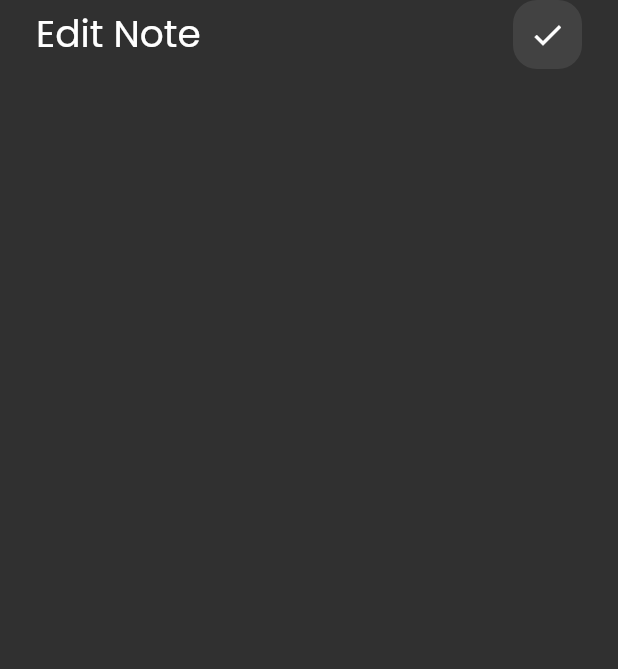
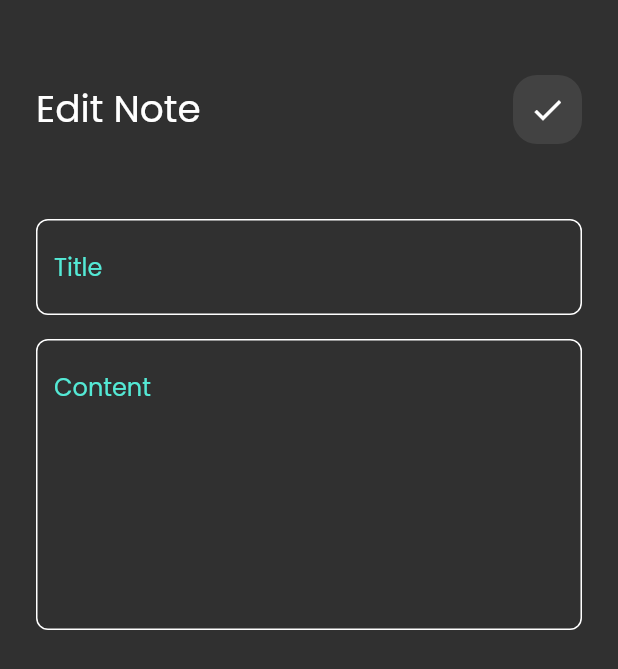
Before and after one commit to Dina266/Notes_app, a Flutter app: the screen it shows after launch, after a tap on "Flutter tips", on a phone screen of 412 x 824 dp. Shown: the top 669 px of the screen. Run offline on Flutter 3.47's test engine with Material 2 defaults, Android fonts, the phone set to English and light mode, and no system bars.

Commit message:
edit notes ui done

```diff
--- a/lib/widgets/edit_note_body.dart
+++ b/lib/widgets/edit_note_body.dart
@@ -1,19 +1,26 @@
 import 'package:flutter/material.dart';
 import 'package:notes_app/widgets/custom_app_bar.dart';
+import 'package:notes_app/widgets/custom_text_field.dart';
 
 class EditNoteBody extends StatelessWidget {
   const EditNoteBody({super.key});
 
   @override
   Widget build(BuildContext context) {
-    return  const Padding(
-      padding: EdgeInsets.symmetric(horizontal: 24),
+    return  Padding(
+      padding: const EdgeInsets.symmetric(horizontal: 24),
       child: Column(
         children: [
-          CustomAppBar(
+          const SizedBox(height: 50,),
+          const CustomAppBar(
             title: 'Edit Note',
             icon: Icons.check,
-          )
+          ),
+
+          const SizedBox(height: 50,),
+          CustomTextField(hintText: 'Title',),
+          const SizedBox(height: 16,),
+          CustomTextField(hintText: 'Content',),
         ],
       ),
     );
--- a/lib/widgets/notes_view_body.dart
+++ b/lib/widgets/notes_view_body.dart
@@ -12,7 +12,7 @@ class NotesViewBody extends StatelessWidget {
           padding: EdgeInsets.symmetric(horizontal: 24),
           child: Column(
             children: [
-              SizedBox(height: 30),
+              SizedBox(height: 50),
               CustomAppBar(
                 title: 'Note',
                 icon: Icons.search,
```
